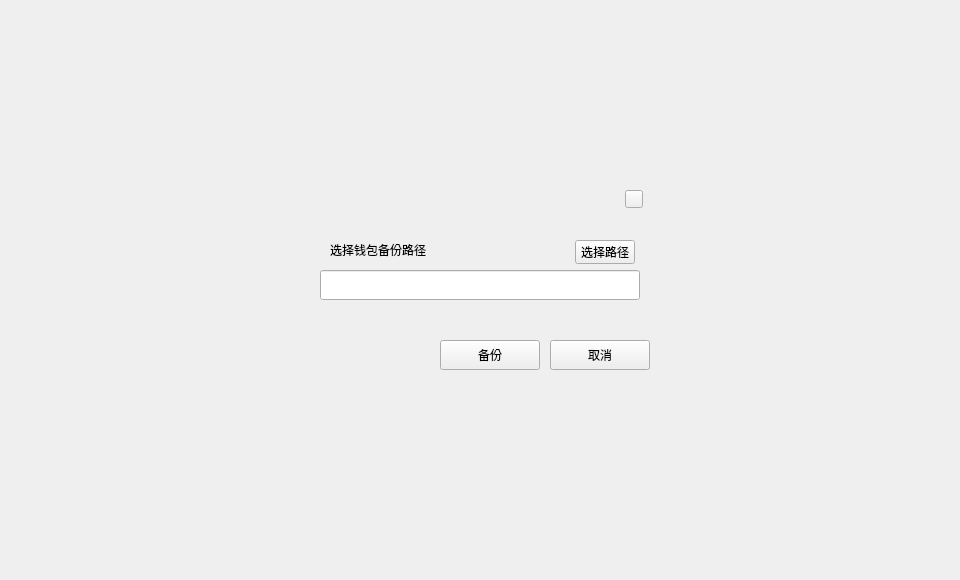
HcashOrg/hx-indicator, file dialog/backupwalletdialog.ui: the form before one commit.
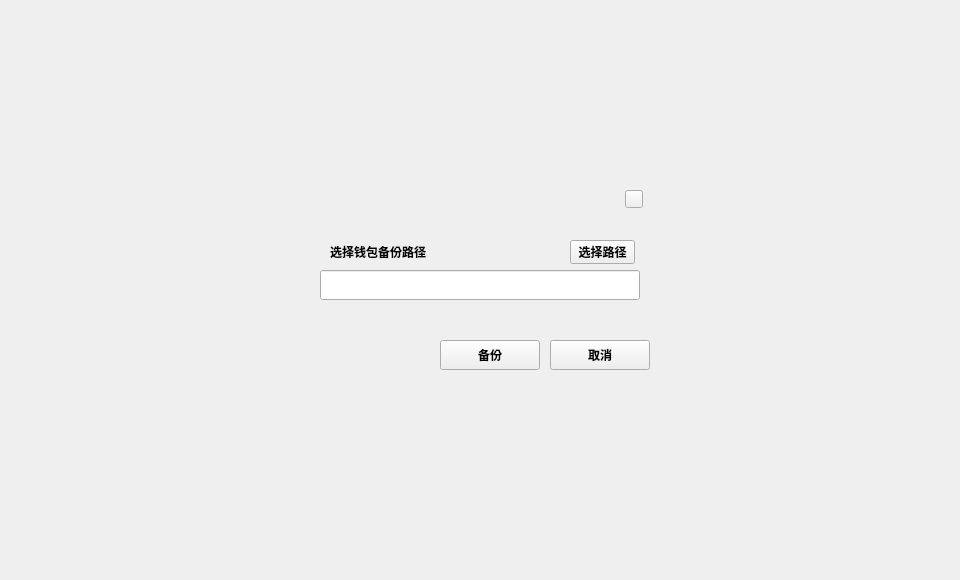
The form after the commit.

What changed in the file:
```diff
--- a/dialog/backupwalletdialog.ui
+++ b/dialog/backupwalletdialog.ui
@@ -22,6 +22,13 @@
      <height>580</height>
     </rect>
    </property>
+   <property name="font">
+    <font>
+     <family>Microsoft YaHei UI Light</family>
+     <weight>75</weight>
+     <bold>true</bold>
+    </font>
+   </property>
    <widget class="QWidget" name="containerWidget" native="true">
     <property name="geometry">
      <rect>
@@ -45,6 +52,13 @@
        <height>30</height>
       </rect>
      </property>
+     <property name="font">
+      <font>
+       <family>Microsoft YaHei UI Light</family>
+       <weight>75</weight>
+       <bold>true</bold>
+      </font>
+     </property>
      <property name="cursor">
       <cursorShape>PointingHandCursor</cursorShape>
      </property>
@@ -61,12 +75,14 @@
        <x>40</x>
        <y>70</y>
        <width>200</width>
-       <height>20</height>
+       <height>24</height>
       </rect>
      </property>
      <property name="font">
       <font>
-       <family>微软雅黑</family>
+       <family>Microsoft YaHei UI Light</family>
+       <weight>75</weight>
+       <bold>true</bold>
       </font>
      </property>
      <property name="text">
@@ -76,19 +92,19 @@
     <widget class="QToolButton" name="pathBtn">
      <property name="geometry">
       <rect>
-       <x>285</x>
+       <x>280</x>
        <y>70</y>
-       <width>60</width>
+       <width>65</width>
        <height>24</height>
       </rect>
      </property>
      <property name="font">
       <font>
-       <family>微软雅黑</family>
+       <family>Microsoft YaHei UI Light</family>
        <pointsize>9</pointsize>
-       <weight>50</weight>
+       <weight>75</weight>
        <italic>false</italic>
-       <bold>false</bold>
+       <bold>true</bold>
        <underline>false</underline>
       </font>
      </property>
@@ -111,6 +127,13 @@
        <height>30</height>
       </rect>
      </property>
+     <property name="font">
+      <font>
+       <family>Microsoft YaHei UI Light</family>
+       <weight>75</weight>
+       <bold>true</bold>
+      </font>
+     </property>
      <property name="cursor">
       <cursorShape>PointingHandCursor</cursorShape>
      </property>
```
Left out of the diff: 4 changed lines with no effect on the pictures.
